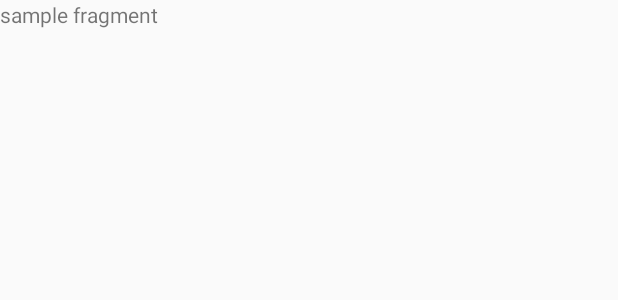
After one commit to AUser000/food-project-demo, an Android app: the layout fragment_sample.xml on its own in the app's theme, with its tools: preview values and no code run, on a phone screen of 412 x 824 dp. The commit adds this screen. Shown: the top 300 px of the screen. Run offline under Robolectric (Android 15) with nearby library versions, the phone set to English and light mode, and no system bars.

Commit message:
add sample fragment layout

```diff
--- a/app/build.gradle
+++ b/app/build.gradle
@@ -27,6 +27,7 @@ dependencies {
     implementation 'com.android.support:appcompat-v7:27.1.1'
     implementation 'com.android.support:design:27.1.1'
     implementation 'com.android.support.constraint:constraint-layout:1.1.2'
+    implementation 'com.android.support:support-v4:27.1.1'
     testImplementation 'junit:junit:4.12'
     androidTestImplementation 'com.android.support.test:runner:1.0.2'
     androidTestImplementation 'com.android.support.test.espresso:espresso-core:3.0.2'
--- /dev/null
+++ b/app/src/main/res/layout/fragment_sample.xml
@@ -0,0 +1,15 @@
+<?xml version="1.0" encoding="utf-8"?>
+<FrameLayout xmlns:android="http://schemas.android.com/apk/res/android"
+    xmlns:app="http://schemas.android.com/apk/res-auto"
+    xmlns:tools="http://schemas.android.com/tools"
+    android:layout_width="match_parent"
+    android:layout_height="match_parent"
+    tools:context=".SampleFragment">
+
+    <!-- TODO: Update blank fragment layout -->
+    <TextView
+        android:layout_width="match_parent"
+        android:layout_height="match_parent"
+        android:text="sample fragment" />
+
+</FrameLayout>
```
Also changed, not shown: app/src/main/java/com/example/foodprojectdemo/MainActivity.java (+5 -9 lines), app/src/main/java/com/example/foodprojectdemo/SampleFragment.java (added, +23 -0 lines), app/src/main/res/layout/app_bar_main.xml (+0 -8 lines), app/src/main/res/layout/map_fragment.xml (+12 -0 lines).
